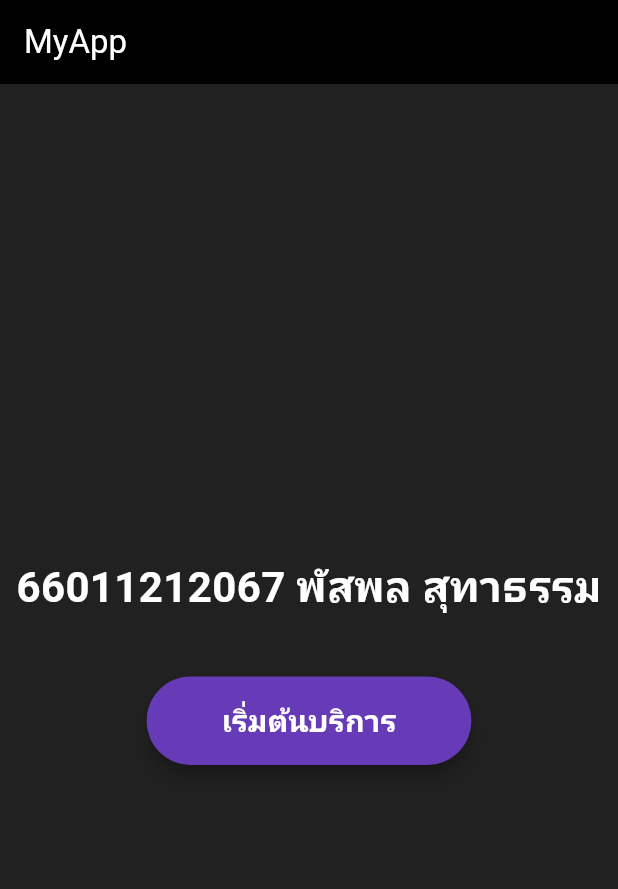
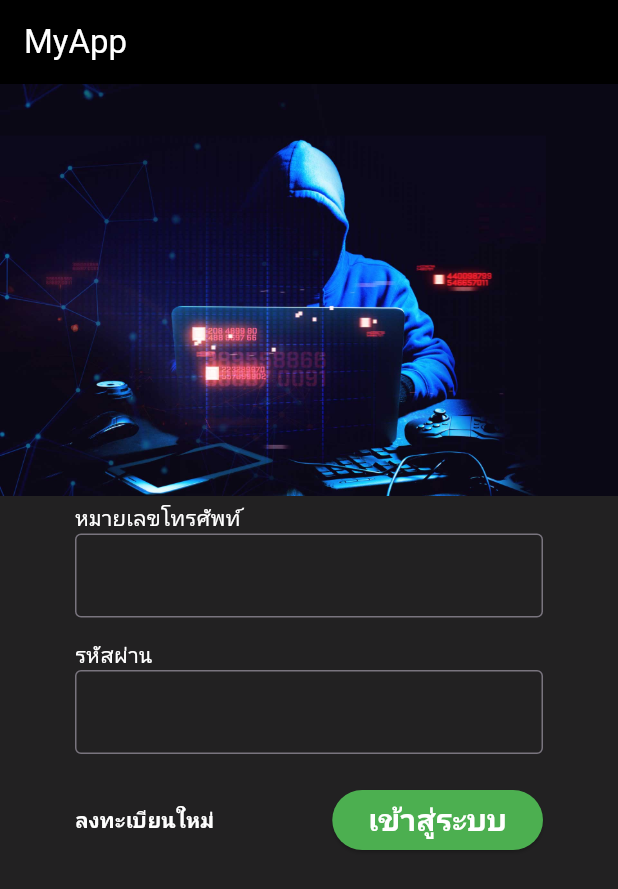
Before and after one commit to passapol146990/Mobile-MSU-DartFlutter1, a Flutter app: the screen it shows after launch, on a phone screen of 412 x 824 dp. Shown: the top 889 px of the screen. Run offline on Flutter 3.47's test engine with Material 3 defaults, Android fonts, the light colour scheme and no system bars.

Commit message:
update login page

```diff
--- a/start_flutter/lib/pages/login.dart
+++ b/start_flutter/lib/pages/login.dart
@@ -1,3 +1,5 @@
+import 'dart:developer';
+
 import 'package:flutter/material.dart';
 
 class LoginPage extends StatelessWidget {
@@ -10,40 +12,117 @@ class LoginPage extends StatelessWidget {
         title: const Text('MyApp', style: TextStyle(color: Colors.white)),
         backgroundColor: Colors.black,
       ),
-      body: Container(
+      body: Expanded(
+        child: Container(
           color: Colors.black87,
-        child: Center(
+          width: MediaQuery.of(context).size.width,
+          child: ListView(
+            children: [
+              InkWell(
+                onTap: clickImage,
+                child: Image.asset('assets/images/hacker.jpg'),
+              ),
+              // GestureDetector(
+              //   onTap: clickImage,
+              //   child: Image.asset('assets/images/hacker.jpg'),
+              // ),
+              Column(
+                children: [
+                  Padding(
+                    padding: const EdgeInsets.symmetric(horizontal: 50),
                     child: Column(
-            mainAxisAlignment: MainAxisAlignment.center,
-            children: <Widget>[
-              const Text(
-                '66011212067 พัสพล สุทาธรรม',
+                      children: [
+                        Padding(
+                          padding: const EdgeInsets.symmetric(vertical: 5),
+                          child: Column(
+                            children: [
+                              Row(
+                                children: [
+                                  Text(
+                                    textAlign: TextAlign.start,
+                                    'หมายเลขโทรศัพท์',
+                                    style: TextStyle(color: Colors.white),
+                                  ),
+                                ],
+                              ),
+                              TextField(
+                                style: TextStyle(color: Colors.white),
+                                decoration: InputDecoration(
+                                  border: OutlineInputBorder(
+                                    borderSide: BorderSide(width: 1),
+                                  ),
+                                ),
+                              ),
+                            ],
+                          ),
+                        ),
+                        Padding(
+                          padding: const EdgeInsets.symmetric(vertical: 10),
+                          child: Column(
+                            children: [
+                              Row(
+                                children: [
+                                  Text(
+                                    textAlign: TextAlign.start,
+                                    'รหัสผ่าน',
+                                    style: TextStyle(color: Colors.white),
+                                  ),
+                                ],
+                              ),
+                              TextField(
+                                obscureText: true,
+                                style: TextStyle(color: Colors.white),
+                                decoration: InputDecoration(
+                                  border: OutlineInputBorder(
+                                    borderSide: BorderSide(width: 1),
+                                  ),
+                                ),
+                              ),
+                            ],
+                          ),
+                        ),
+                        Padding(
+                          padding: const EdgeInsets.symmetric(vertical: 10),
+                          child: Column(
+                            children: [
+                              Row(
+                                mainAxisAlignment:
+                                    MainAxisAlignment.spaceBetween,
+                                children: [
+                                  Text(
+                                    textAlign: TextAlign.start,
+                                    'ลงทะเบียนใหม่',
                                     style: TextStyle(
-                  fontSize: 28,
+                                      color: Colors.white,
                                       fontWeight: FontWeight.bold,
-                  color: Colors.white,
                                     ),
-                textAlign: TextAlign.center,
                                   ),
-              const SizedBox(height: 40),
                                   ElevatedButton(
-                onPressed: () {},
-                style: ElevatedButton.styleFrom(
-                  backgroundColor: Colors.deepPurple,
-                  foregroundColor: Colors.white,
-                  padding: const EdgeInsets.symmetric(
-                    horizontal: 50,
-                    vertical: 15,
+                                    onPressed: () =>
+                                        login("username", "password"),
+                                    style: ButtonStyle(
+                                      backgroundColor: WidgetStateProperty.all(
+                                        Colors.green,
                                       ),
-                  shape: RoundedRectangleBorder(
-                    borderRadius: BorderRadius.circular(30),
-                  ),
-                  elevation: 5,
                                     ),
                                     child: const Text(
-                  'เริ่มต้นบริการ',
-                  style: TextStyle(fontSize: 20, fontWeight: FontWeight.bold),
+                                      'เข้าสู่ระบบ',
+                                      style: TextStyle(
+                                        color: Colors.white,
+                                        fontSize: 20,
+                                        fontWeight: FontWeight.bold,
                                       ),
+                                    ),
+                                  ),
+                                ],
+                              ),
+                            ],
+                          ),
+                        ),
+                      ],
+                    ),
+                  ),
+                ],
               ),
             ],
           ),
@@ -51,4 +130,12 @@ class LoginPage extends StatelessWidget {
       ),
     );
   }
+
+  void clickImage() {
+    log("image");
   }
+
+  void login(u, p) {
+    log(u + ":" + p);
+  }
+}
```
Also changed, not shown: start_flutter/pubspec.yaml (+3 -9 lines), start_flutter/assets/images/hacker.jpg (added). Lines whose indentation alone changed are shown as unchanged.
